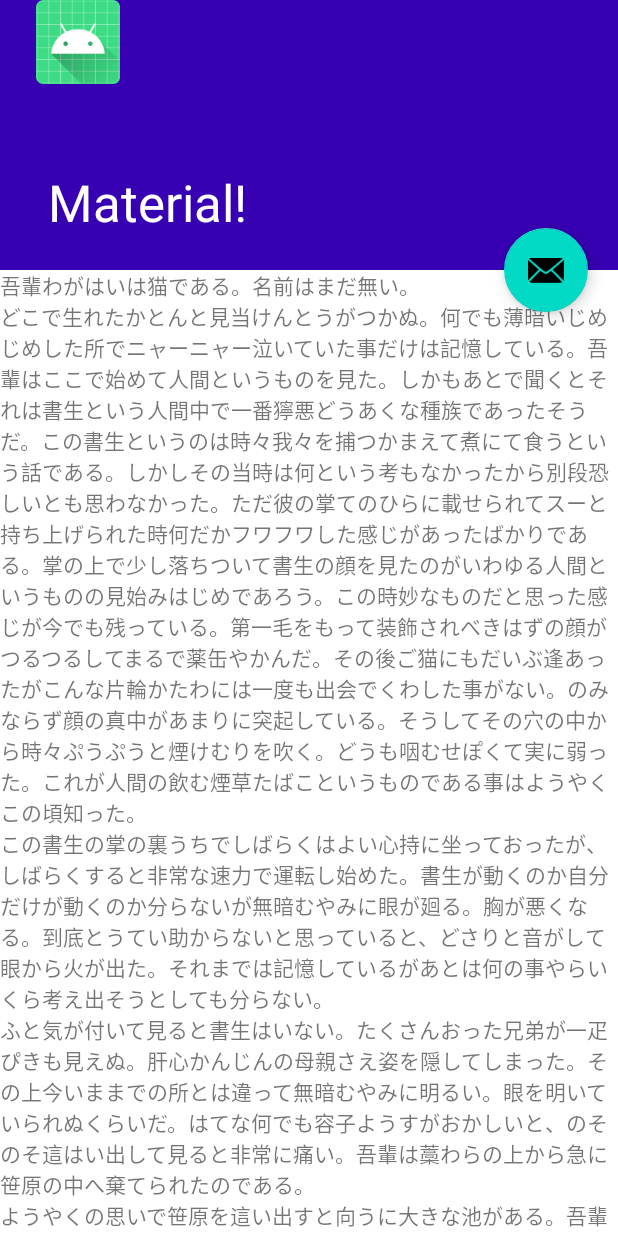
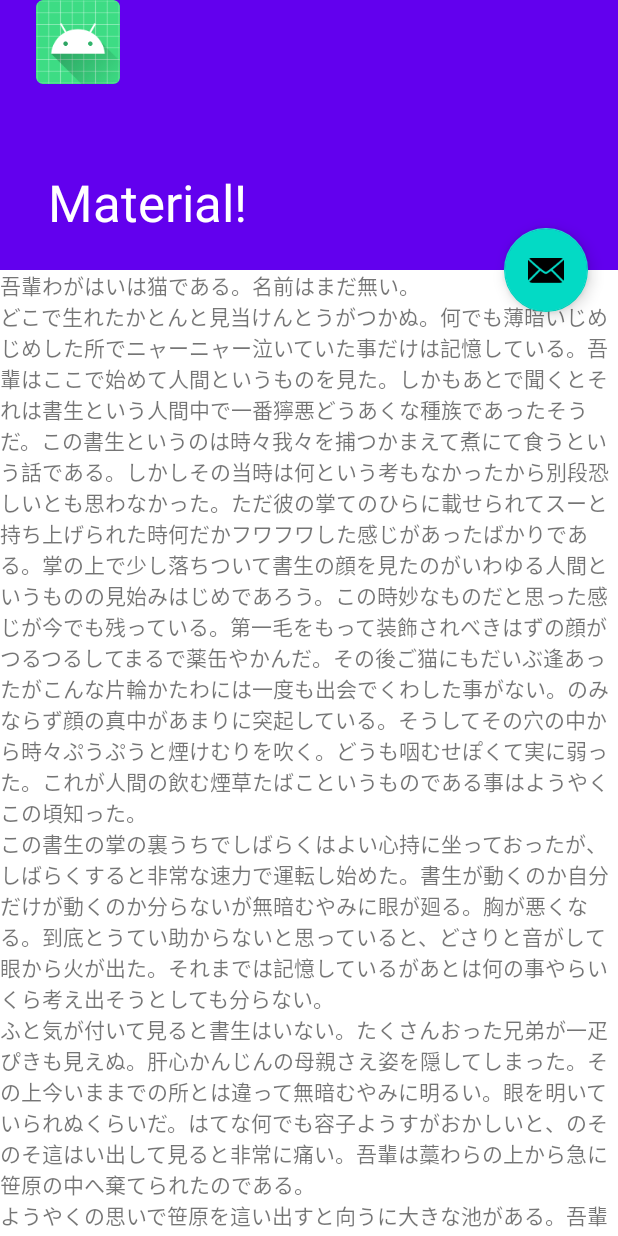
Before and after one commit to misaki-kawaguchi/CoordinatorLayoutSample, an Android app: the screen it shows after launch (MainActivity), on a phone screen of 412 x 824 dp. Run offline under Robolectric (Android 15) with nearby library versions, the phone set to English and light mode, and no system bars.

Commit message:
[Modiify]背景色変更

```diff
--- a/app/src/main/res/layout/activity_main.xml
+++ b/app/src/main/res/layout/activity_main.xml
@@ -17,8 +17,7 @@
             android:id="@+id/toolbarLayout"
             android:layout_width="match_parent"
             android:layout_height="match_parent"
-            app:layout_scrollFlags="scroll|exitUntilCollapsed"
-            android:background="@color/purple_700">
+            app:layout_scrollFlags="scroll|exitUntilCollapsed">
 
             <!-- 上スクロールすると消える、下スクロールすると出てくる-->
             <androidx.appcompat.widget.Toolbar
@@ -26,7 +25,7 @@
                 android:layout_width="match_parent"
                 android:layout_height="?attr/actionBarSize"
                 app:layout_collapseMode="pin"
-                android:background="@color/purple_700"/>
+                android:background="@color/purple_500"/>
         </com.google.android.material.appbar.CollapsingToolbarLayout>
 
     </com.google.android.material.appbar.AppBarLayout>
```
